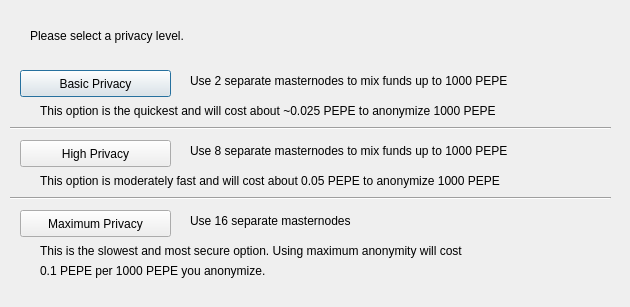
This is src/qt/forms/darksendconfig.ui in projectmemetic/pepecoin as Qt 5 draws it before an edit. The edited form follows.
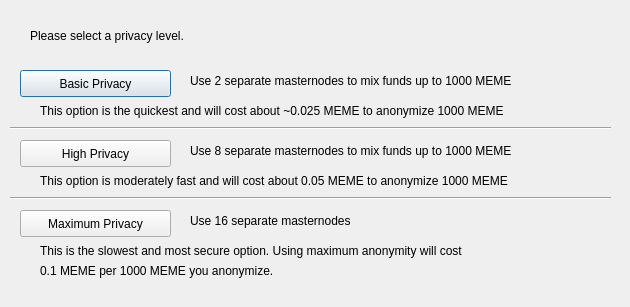
This is the edited form.

The edit to the form file:
```diff
--- a/src/qt/forms/darksendconfig.ui
+++ b/src/qt/forms/darksendconfig.ui
@@ -75,7 +75,7 @@
     </rect>
    </property>
    <property name="text">
-    <string>Use 2 separate masternodes to mix funds up to 1000 PEPE</string>
+    <string>Use 2 separate masternodes to mix funds up to 1000 MEME</string>
    </property>
   </widget>
   <widget class="QLabel" name="label_3">
@@ -88,7 +88,7 @@
     </rect>
    </property>
    <property name="text">
-    <string>Use 8 separate masternodes to mix funds up to 1000 PEPE</string>
+    <string>Use 8 separate masternodes to mix funds up to 1000 MEME</string>
    </property>
   </widget>
   <widget class="QLabel" name="label_4">
@@ -114,7 +114,7 @@
     </rect>
    </property>
    <property name="text">
-    <string>This option is the quickest and will cost about ~0.025 PEPE to anonymize 1000 PEPE</string>
+    <string>This option is the quickest and will cost about ~0.025 MEME to anonymize 1000 MEME</string>
    </property>
   </widget>
   <widget class="QLabel" name="label_7">
@@ -127,7 +127,7 @@
     </rect>
    </property>
    <property name="text">
-    <string>This option is moderately fast and will cost about 0.05 PEPE to anonymize 1000 PEPE</string>
+    <string>This option is moderately fast and will cost about 0.05 MEME to anonymize 1000 MEME</string>
    </property>
   </widget>
   <widget class="QLabel" name="label_8">
@@ -153,7 +153,7 @@
     </rect>
    </property>
    <property name="text">
-    <string>0.1 PEPE per 1000 PEPE you anonymize.</string>
+    <string>0.1 MEME per 1000 MEME you anonymize.</string>
    </property>
   </widget>
   <widget class="Line" name="line">
```
